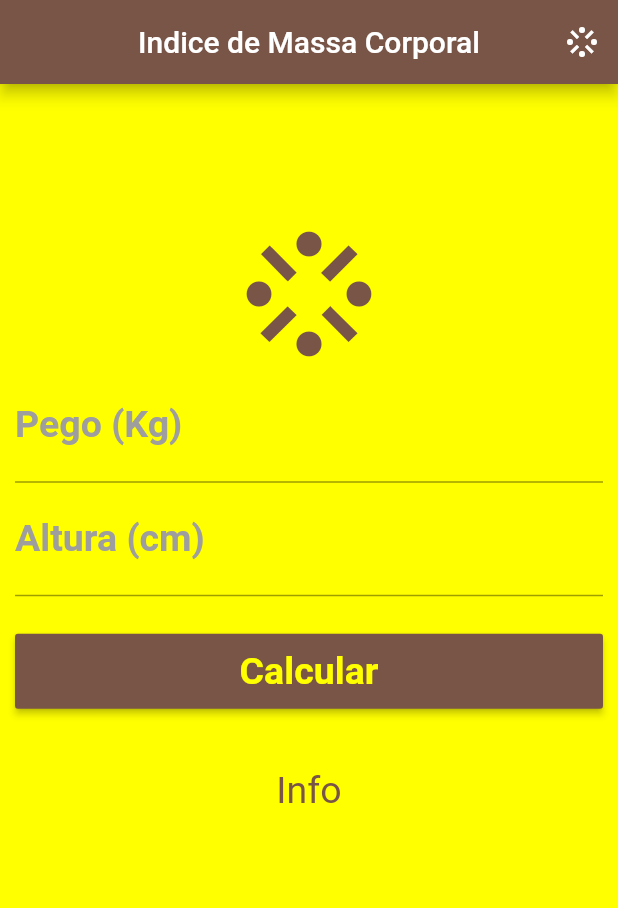
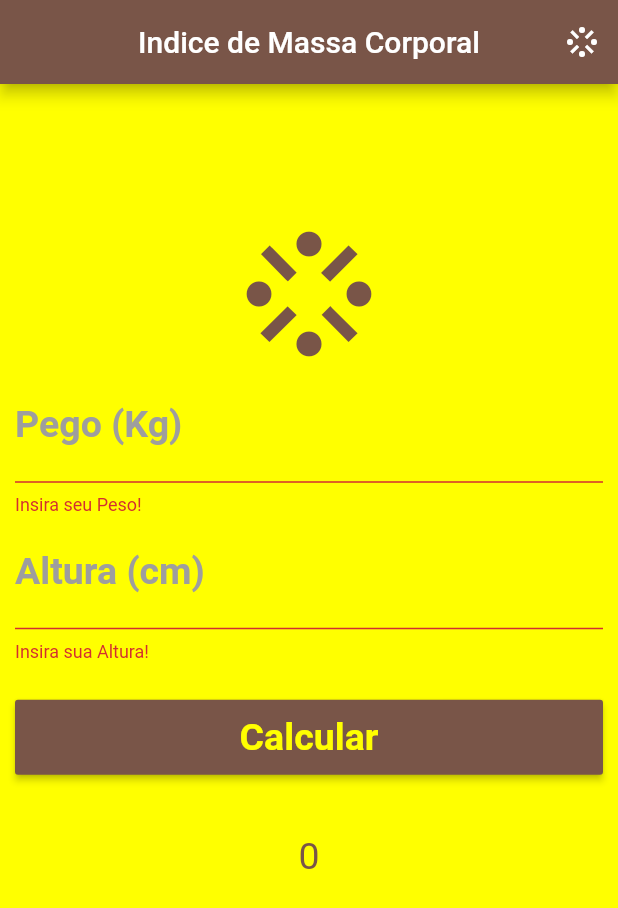
Before and after one commit to TomasMufume/imc, a Flutter app: the screen it shows after launch, after a tap on "Calcular", on a phone screen of 412 x 824 dp. Shown: the top 908 px of the screen. Run offline on Flutter 3.47's test engine with Material 2 defaults, Android fonts, the phone set to English and light mode, and no system bars.

Commit message:
ultimo commit

```diff
--- a/lib/main.dart
+++ b/lib/main.dart
@@ -1,57 +1,114 @@
 import 'package:flutter/material.dart';
-void main(){
+
+void main() {
   runApp(MaterialApp(
     debugShowCheckedModeBanner: false,
     home: Home(),
 
   ));
 }
+
 class Home extends StatefulWidget {
   @override
   _HomeState createState() => _HomeState();
 }
 
 class _HomeState extends State<Home> {
+  TextEditingController pesocontrolador = TextEditingController();
+  TextEditingController alturacontrolador = TextEditingController();
+  GlobalKey<FormState> _formKey = GlobalKey();
+
+  String _infoText = "0";
+
+  void _limparCampos() {
+    pesocontrolador.text = "";
+    alturacontrolador.text = "";
+    setState(() {
+      _infoText = "0";
+    });
+  }
+
+  void _calcular() {
+    setState(() {
+      double peso = double.parse(pesocontrolador.text);
+      double altura = double.parse(alturacontrolador.text) / 100;
+      double imc = peso / (altura * altura);
+      if (imc < 18.6) {
+        _infoText = "Abaixo do Peso (${imc.toStringAsPrecision(3)})";
+      } else if (imc >= 18.6 && imc < 24.9) {
+        _infoText = "Peso Ideal (${imc.toStringAsPrecision(3)})";
+      } else if (imc >= 24.9 && imc < 29.9) {
+        _infoText = "Levemente Acima do Peso (${imc.toStringAsPrecision(3)})";
+      } else if (imc >= 29.9 && imc < 34.9) {
+        _infoText = "Obesidade Grau I (${imc.toStringAsPrecision(3)})";
+      } else if (imc >= 34.9 && imc < 39.9) {
+        _infoText = "Obesidade Grau II (${imc.toStringAsPrecision(3)})";
+      } else if (imc >= 40){
+      _infoText = "Obesidade Grau III (${imc.toStringAsPrecision(3)})";
+      }
+
+      });
+  }
+
   @override
   Widget build(BuildContext context) {
     return Scaffold(
       appBar: AppBar(
         backgroundColor: Colors.brown,
-        title: Text("Indice de Massa Corporal", style: TextStyle(color: Colors.white),),
+        title: Text(
+          "Indice de Massa Corporal", style: TextStyle(color: Colors.white),),
         centerTitle: true,
 
         actions: [
 
-          IconButton(icon: Icon(Icons.stream), onPressed: () {})
+          IconButton(icon: Icon(Icons.stream), onPressed: _limparCampos)
         ],
       ),
       backgroundColor: Colors.yellowAccent,
       body: SingleChildScrollView(
         padding: EdgeInsets.fromLTRB(10, 10, 10, 10),
+        child: Form(
+          key: _formKey,
           child: Column(
             crossAxisAlignment: CrossAxisAlignment.stretch,
             children: [
               Padding(padding: EdgeInsets.all(40)),
 
               Icon(Icons.stream, size: 100, color: Colors.brown,),
-            TextField(
+              TextFormField(
                 keyboardType: TextInputType.number,
                 decoration: InputDecoration(
                   labelText: "Pego (Kg)",
                   labelStyle: TextStyle(color: Colors.grey),
                 ),
                 textAlign: TextAlign.center,
-              style: TextStyle(color: Colors.brown, fontSize: 25, fontWeight: FontWeight.bold),
+                style: TextStyle(color: Colors.brown,
+                    fontSize: 25,
+                    fontWeight: FontWeight.bold),
+                controller: pesocontrolador,
+                validator: (value){
+                  if(value.isEmpty){
+                    return "Insira seu Peso!";
+                  }
+                },
 
               ),
-            TextField(
+              TextFormField(
                 keyboardType: TextInputType.number,
                 decoration: InputDecoration(
                   labelText: "Altura (cm)",
                   labelStyle: TextStyle(color: Colors.grey),
                 ),
                 textAlign: TextAlign.center,
-              style: TextStyle(color: Colors.brown, fontSize: 25, fontWeight: FontWeight.bold),
+                style: TextStyle(color: Colors.brown,
+                    fontSize: 25,
+                    fontWeight: FontWeight.bold),
+                controller: alturacontrolador,
+                validator: (value){
+                  if(value.isEmpty){
+                    return "Insira sua Altura!";
+                  }
+                },
 
               ),
               Padding(
@@ -59,17 +116,25 @@ class _HomeState extends State<Home> {
                 child: Container(
                   height: 50,
                   child: RaisedButton(
-                  onPressed: () {},
+                    onPressed: (){
+                      if(_formKey.currentState.validate()){
+                        _calcular();
+                      }
+                    },
                     child: Text("Calcular",
-                    style: TextStyle(color: Colors.yellowAccent, fontSize: 25, fontWeight: FontWeight.bold),
+                      style: TextStyle(color: Colors.yellowAccent,
+                          fontSize: 25,
+                          fontWeight: FontWeight.bold),
                     ),
                     color: Colors.brown,
                   ),
                 ),
               ),
-            Text("Info",textAlign: TextAlign.center, style: TextStyle(color: Colors.brown, fontSize: 25), )
+              Text(_infoText, textAlign: TextAlign.center,
+                style: TextStyle(color: Colors.brown, fontSize: 25),)
             ],
 
+          ),
         ),
       ),
     );
```
Lines whose indentation alone changed are shown as unchanged.
